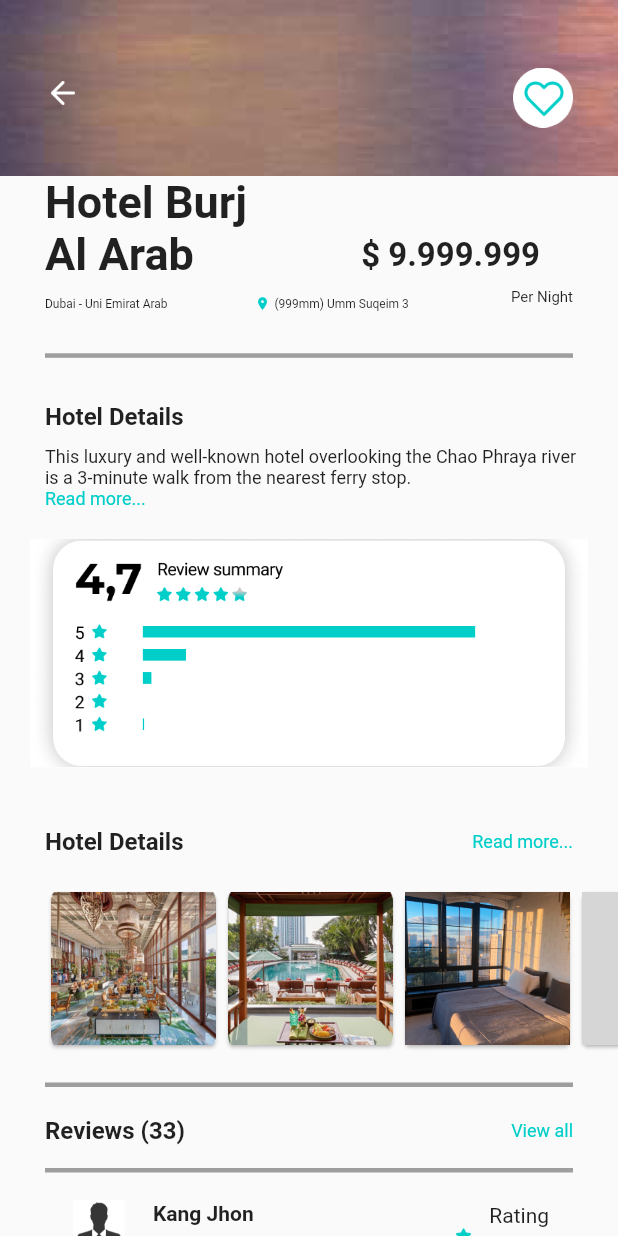
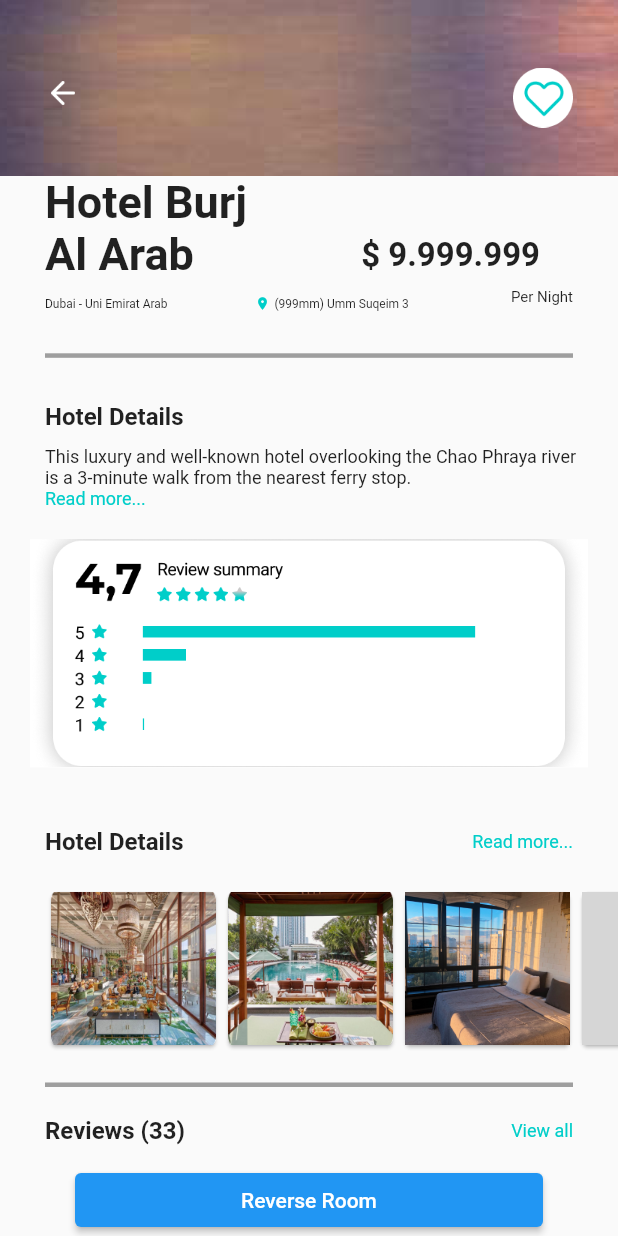
Before and after one commit to Otabek66/Exam, a Flutter app: the DataPage screen opened directly with sample values from the repository, on a phone screen of 412 x 824 dp. Run offline on Flutter 3.47's test engine with Material 2 defaults, Android fonts, the phone set to English and light mode, and no system bars; grey boxes are pictures that could not be loaded.

Commit message:
Data Page Yozilmoqda

```diff
--- a/lib/screens/data_page.dart
+++ b/lib/screens/data_page.dart
@@ -223,24 +223,69 @@
                     ),
                     title: TextBold.myBoldText(text: 'Kang Jhon', fontSize: 14),
                     subtitle: Text('3 hour 43 min ago'),
-                    trailing: Container(height: 30,width:62,
+                    trailing: Container(
+                      height: 30,
+                      width: 62,
                       child: Column(
                         crossAxisAlignment: CrossAxisAlignment.end,
                         children: [
-                        Text('Rating'),
-                        Row(children: [
-                          Image(image: AssetImage('assets/images/star.png'),height: 10,width: 10,)
-                        ],)
-                      ],),
+                          Text('Rating'),
+                          Row(
+                            mainAxisAlignment: MainAxisAlignment.spaceBetween,
+                            children: [
+                              _littleStar(),
+                              _littleStar(),
+                              _littleStar(),
+                              _littleStar(),
+                              _littleStar(),
+                            ],
+                          )
+                        ],
+                      ),
+                    ),
                   ),
-                ),
-                )],
+                )
+              ],
+            ),
+          ),
+          Container(
+            padding: EdgeInsets.only(left: 50,right: 50),
+            child: ElevatedButton(
+
+              onPressed: () {
+                showDialog(
+
+                  context: context,
+                  builder: (_) => Container(
+
+                    margin: const EdgeInsets.only(
+                        left: 53, right: 53, top: 200, bottom: 250),
+                    decoration: const BoxDecoration(
+                        color: Colors.grey,
+                        borderRadius: BorderRadius.all(Radius.circular(20)),
+                        image: DecorationImage(
+                            image: AssetImage('assets/images/accepted.png'),
+                            fit: BoxFit.cover)),
+                  ),
+                );
+              },
+
+              child: const Center(
+                child: Text('Reverse Room'),
+              ),
+
             ),
           )
         ],
       ),
     );
   }
+
+  Image _littleStar() => Image(
+        image: AssetImage('assets/images/star.png'),
+        height: 10,
+        width: 10,
+      );
 
   Container _dviderLine(double top) {
     return Container(
```
Also changed, not shown: assets/images/accepted.png (added).
